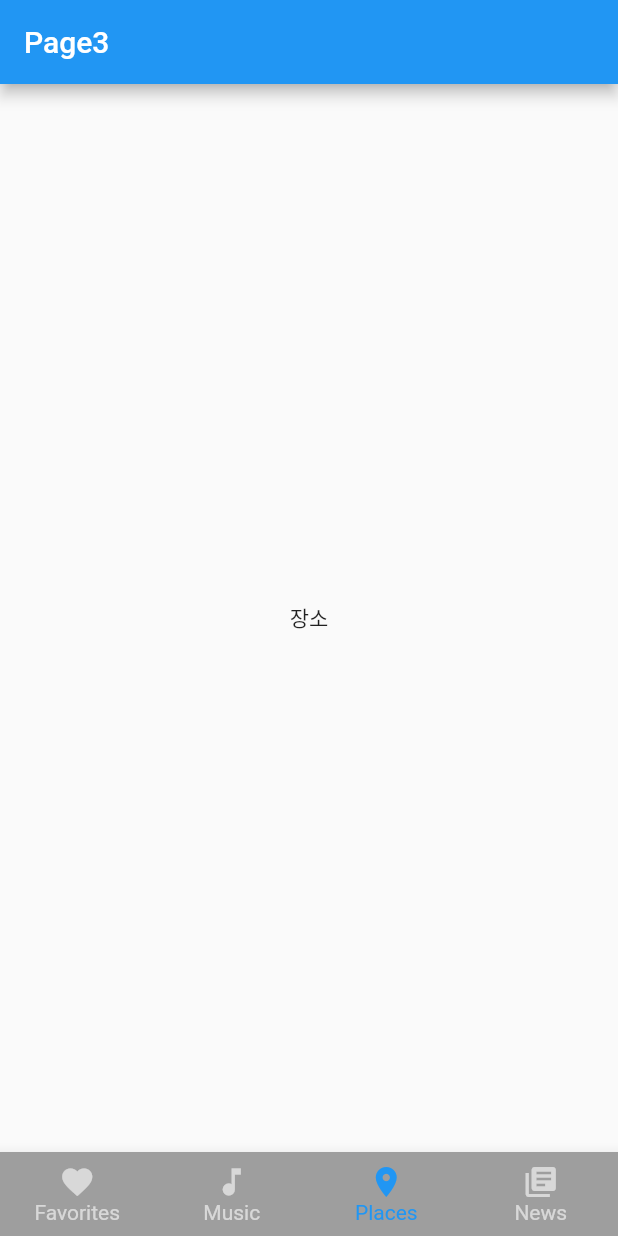
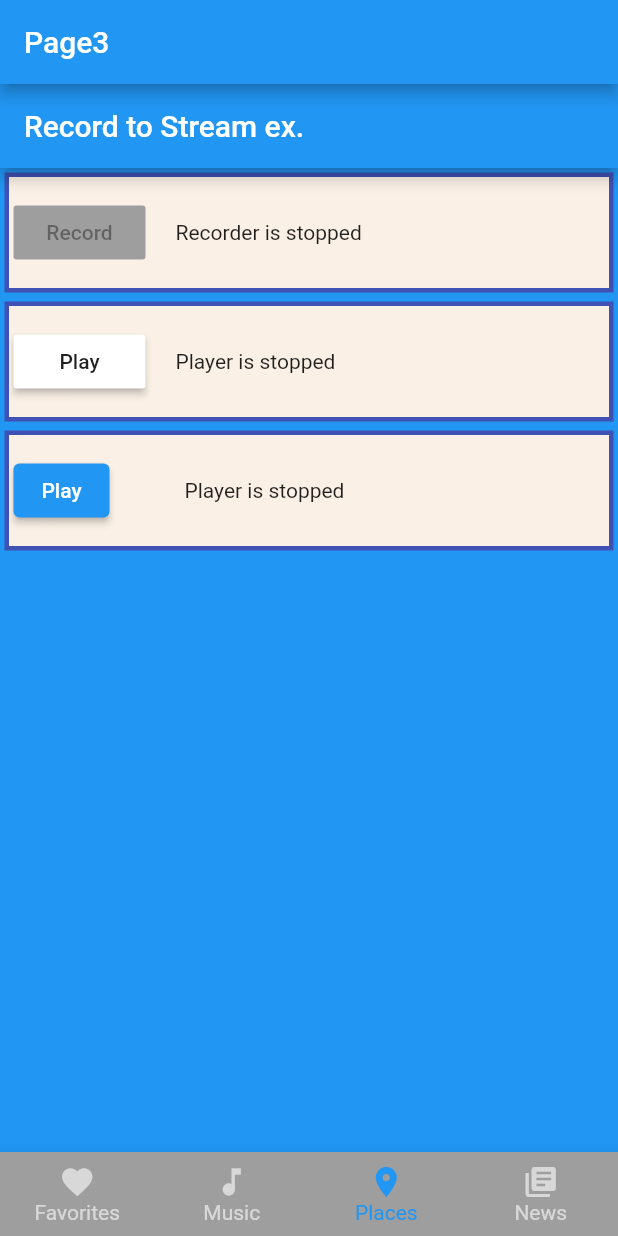
Before and after one commit to jkkim09/flutterStudy, a Flutter app: the screen it shows after launch, item 3 of the bottom bar chosen, on a phone screen of 412 x 824 dp. Run offline on Flutter 3.47's test engine with Material 2 defaults, Android fonts, the phone set to English and light mode, and no system bars; our stand-ins replace permission_handler; missing offline and left inert: flutter_sound.

Commit message:
no message

```diff
--- a/lib/screens/second.dart
+++ b/lib/screens/second.dart
@@ -1,4 +1,5 @@
 import 'package:flutter/cupertino.dart';
+import 'package:fluttertest/widgetUI/test_sound/record_to_stream_example.dart';
 
 class Second extends StatefulWidget {
   @override
@@ -9,7 +10,7 @@ class _SecondState extends State<Second> {
   @override
   Widget build(BuildContext context) {
     return Container(
-      child: Text('장소'),
+      child: RecordToStreamExample(),
     );
   }
 }
--- /dev/null
+++ b/lib/widgetUI/test_sound/record_to_stream_example.dart
@@ -0,0 +1,310 @@
+/*
+ * Copyright 2018, 2019, 2020 Dooboolab.
+ *
+ * This file is part of Flutter-Sound.
+ *
+ * Flutter-Sound is free software: you can redistribute it and/or modify
+ * it under the terms of the GNU Lesser General Public License version 3 (LGPL-V3), as published by
+ * the Free Software Foundation.
+ *
+ * Flutter-Sound is distributed in the hope that it will be useful,
+ * but WITHOUT ANY WARRANTY; without even the implied warranty of
+ * MERCHANTABILITY or FITNESS FOR A PARTICULAR PURPOSE.  See the
+ * GNU General Public License for more details.
+ *
+ * You should have received a copy of the GNU Lesser General Public License
+ * along with Flutter-Sound.  If not, see <https://www.gnu.org/licenses/>.
+ */
+
+import 'dart:async';
+import 'dart:io';
+import 'package:flutter/material.dart';
+import 'package:flutter_sound/flutter_sound.dart';
+import 'package:path_provider/path_provider.dart';
+import 'package:permission_handler/permission_handler.dart';
+/*
+ * This is an example showing how to record to a Dart Stream.
+ * It writes all the recorded data from a Stream to a File, which is completely stupid:
+ * if an App wants to record something to a File, it must not use Streams.
+ *
+ * The real interest of recording to a Stream is for example to feed a
+ * Speech-to-Text engine, or for processing the Live data in Dart in real time.
+ *
+ */
+
+///
+const int tSampleRate = 44000;
+typedef _Fn = void Function();
+
+/// Example app.
+class RecordToStreamExample extends StatefulWidget {
+  @override
+  _RecordToStreamExampleState createState() => _RecordToStreamExampleState();
+}
+
+class _RecordToStreamExampleState extends State<RecordToStreamExample> {
+  FlutterSoundPlayer _mPlayer = FlutterSoundPlayer();
+  FlutterSoundRecorder _mRecorder = FlutterSoundRecorder();
+  bool _mPlayerIsInited = false;
+  bool _mRecorderIsInited = false;
+  bool _mplaybackReady = false;
+  String _mPath;
+  StreamSubscription _mRecordingDataSubscription;
+
+  Future<void> _openRecorder() async {
+    var status = await Permission.microphone.request();
+    if (status != PermissionStatus.granted) {
+      throw RecordingPermissionException('Microphone permission not granted');
+    }
+    await _mRecorder.openAudioSession();
+    setState(() {
+      _mRecorderIsInited = true;
+    });
+  }
+
+  @override
+  void initState() {
+    super.initState();
+    // Be careful : openAudioSession return a Future.
+    // Do not access your FlutterSoundPlayer or FlutterSoundRecorder before the completion of the Future
+    _mPlayer.openAudioSession().then((value) {
+      setState(() {
+        _mPlayerIsInited = true;
+      });
+    });
+    _openRecorder();
+  }
+
+  @override
+  void dispose() {
+    stopPlayer();
+    _mPlayer.closeAudioSession();
+    _mPlayer = null;
+
+    stopRecorder();
+    _mRecorder.closeAudioSession();
+    _mRecorder = null;
+    super.dispose();
+  }
+
+  Future<IOSink> createFile() async {
+    var dir = await getApplicationDocumentsDirectory();
+    _mPath = '${dir.path}/flutter_sound_example.aac';
+    print(_mPath);
+    var outputFile = File(_mPath);
+    if (outputFile.existsSync()) {
+      // await outputFile.delete();
+    }
+    return outputFile.openWrite();
+  }
+
+  // ----------------------  Here is the code to record to a Stream ------------
+
+  Future<void> record() async {
+    assert(_mRecorderIsInited && _mPlayer.isStopped);
+    var sink = await createFile();
+    var recordingDataController = StreamController<Food>();
+    _mRecordingDataSubscription =
+        recordingDataController.stream.listen((buffer) {
+      if (buffer is FoodData) {
+        sink.add(buffer.data);
+      }
+    });
+    await _mRecorder.startRecorder(
+      toStream: recordingDataController.sink,
+      codec: Codec.pcm16,
+      numChannels: 1,
+      sampleRate: tSampleRate,
+    );
+    setState(() {});
+  }
+  // --------------------- (it was very simple, wasn't it ?) -------------------
+
+  Future<void> stopRecorder() async {
+    await _mRecorder.stopRecorder();
+    if (_mRecordingDataSubscription != null) {
+      await _mRecordingDataSubscription.cancel();
+      _mRecordingDataSubscription = null;
+    }
+    _mplaybackReady = true;
+  }
+
+  _Fn getRecorderFn() {
+    if (!_mRecorderIsInited || !_mPlayer.isStopped) {
+      return null;
+    }
+    return _mRecorder.isStopped
+        ? record
+        : () {
+            stopRecorder().then((value) => setState(() {}));
+          };
+  }
+
+  void play() async {
+    assert(_mPlayerIsInited &&
+        _mplaybackReady &&
+        _mRecorder.isStopped &&
+        _mPlayer.isStopped);
+    await _mPlayer.startPlayer(
+        fromURI: _mPath,
+        sampleRate: tSampleRate,
+        codec: Codec.pcm16,
+        numChannels: 1,
+        whenFinished: () {
+          setState(() {});
+        }); // The readability of Dart is very special :-(
+    setState(() {});
+  }
+
+  void playTest() async {
+    await _mPlayer.startPlayer(
+        fromURI:
+            '/data/user/0/com.example.fluttertest/app_flutter/flutter_sound_example.aac',
+        sampleRate: tSampleRate,
+        codec: Codec.pcm16,
+        numChannels: 1,
+        whenFinished: () {
+          setState(() {});
+        }); // The readability of Dart is very special :-(
+    setState(() {});
+  }
+
+  Future<void> stopPlayer() async {
+    await _mPlayer.stopPlayer();
+  }
+
+  _Fn getPlaybackFn() {
+    if (!_mPlayerIsInited || !_mplaybackReady || !_mRecorder.isStopped) {
+      // return null;
+    }
+    return _mPlayer.isStopped
+        ? play
+        : () {
+            stopPlayer().then((value) => setState(() {}));
+          };
+  }
+
+  _Fn getPlaybackFnTest() {
+    if (!_mPlayerIsInited || !_mplaybackReady || !_mRecorder.isStopped) {
+      // return null;
+    }
+    return _mPlayer.isStopped
+        ? playTest
+        : () {
+            stopPlayer().then((value) => setState(() {}));
+          };
+  }
+
+  // ----------------------------------------------------------------------------------------------------------------------
+
+  @override
+  Widget build(BuildContext context) {
+    Widget makeBody() {
+      return Column(
+        children: [
+          Container(
+            margin: const EdgeInsets.all(3),
+            padding: const EdgeInsets.all(3),
+            height: 80,
+            width: double.infinity,
+            alignment: Alignment.center,
+            decoration: BoxDecoration(
+              color: Color(0xFFFAF0E6),
+              border: Border.all(
+                color: Colors.indigo,
+                width: 3,
+              ),
+            ),
+            child: Row(children: [
+              RaisedButton(
+                onPressed: getRecorderFn(),
+                color: Colors.white,
+                disabledColor: Colors.grey,
+                child: Text(_mRecorder.isRecording ? 'Stop' : 'Record'),
+              ),
+              SizedBox(
+                width: 20,
+              ),
+              Text(_mRecorder.isRecording
+                  ? 'Recording in progress'
+                  : 'Recorder is stopped'),
+            ]),
+          ),
+          Container(
+            margin: const EdgeInsets.all(3),
+            padding: const EdgeInsets.all(3),
+            height: 80,
+            width: double.infinity,
+            alignment: Alignment.center,
+            decoration: BoxDecoration(
+              color: Color(0xFFFAF0E6),
+              border: Border.all(
+                color: Colors.indigo,
+                width: 3,
+              ),
+            ),
+            child: Row(children: [
+              RaisedButton(
+                onPressed: getPlaybackFn(),
+                color: Colors.white,
+                disabledColor: Colors.grey,
+                child: Text(_mPlayer.isPlaying ? 'Stop' : 'Play'),
+              ),
+              SizedBox(
+                width: 20,
+              ),
+              Text(_mPlayer.isPlaying
+                  ? 'Playback in progress'
+                  : 'Player is stopped'),
+            ]),
+          ),
+          Container(
+            margin: const EdgeInsets.all(3),
+            padding: const EdgeInsets.all(3),
+            height: 80,
+            width: double.infinity,
+            alignment: Alignment.center,
+            decoration: BoxDecoration(
+              color: Color(0xFFFAF0E6),
+              border: Border.all(
+                color: Colors.indigo,
+                width: 3,
+              ),
+            ),
+            child: Row(children: [
+              ElevatedButton(
+                onPressed: getPlaybackFnTest(),
+                child: Text(_mPlayer.isPlaying ? 'Stop' : 'Play'),
+              ),
+              SizedBox(
+                width: 50,
+              ),
+              Text(_mPlayer.isPlaying
+                  ? 'Playback in progress'
+                  : 'Player is stopped'),
+            ]),
+          ),
+          Container(
+              child: StreamBuilder<RecordingDisposition>(
+                  stream: _mRecorder.dispositionStream(),
+                  initialData:
+                      RecordingDisposition.zero(), // was START_DECIBELS
+                  builder: (_, streamData) {
+                    print(streamData);
+                    var disposition = streamData.data;
+                    // onRecorderProgress(context, this, disposition.duration);
+                    return Text(disposition.decibels.toString());
+                  }))
+        ],
+      );
+    }
+
+    return Scaffold(
+      backgroundColor: Colors.blue,
+      appBar: AppBar(
+        title: const Text('Record to Stream ex.'),
+      ),
+      body: makeBody(),
+    );
+  }
+}
```
Also changed, not shown: lib/screens/first.dart (+102 -2 lines), lib/screens/fourth.dart (+7 -0 lines), lib/widgetUI/test_sound/play_from_mic.dart (added, +146 -0 lines), lib/widgetUI/widget_ui_demo.dart (+2 -6 lines), 1 other file.
